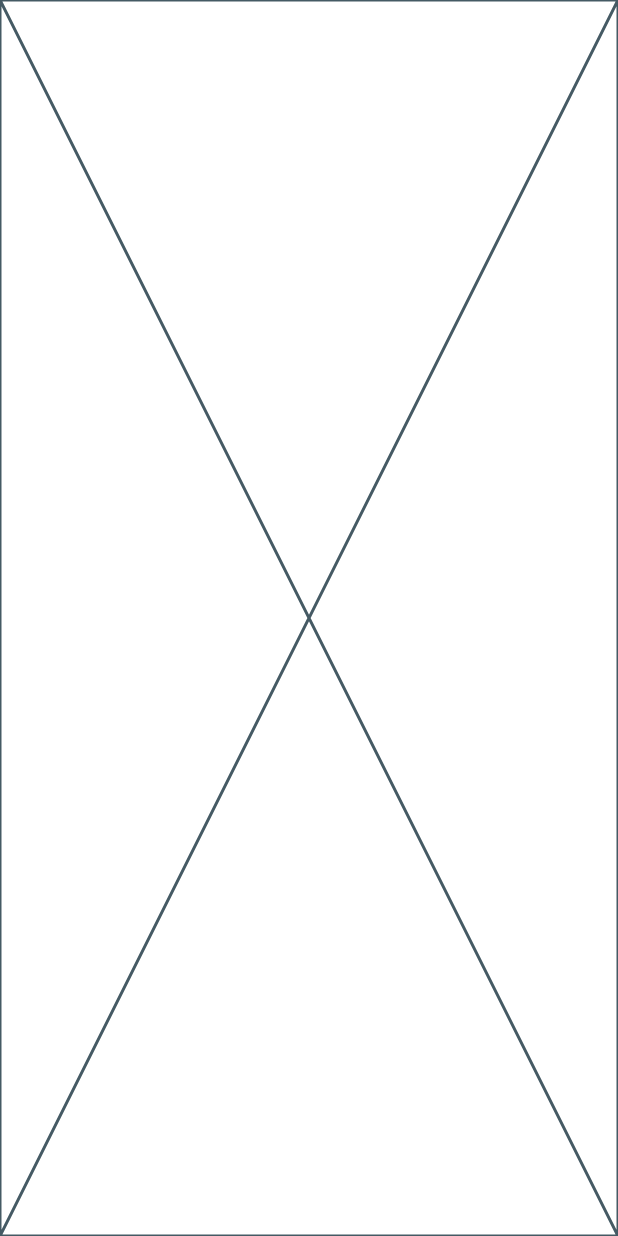
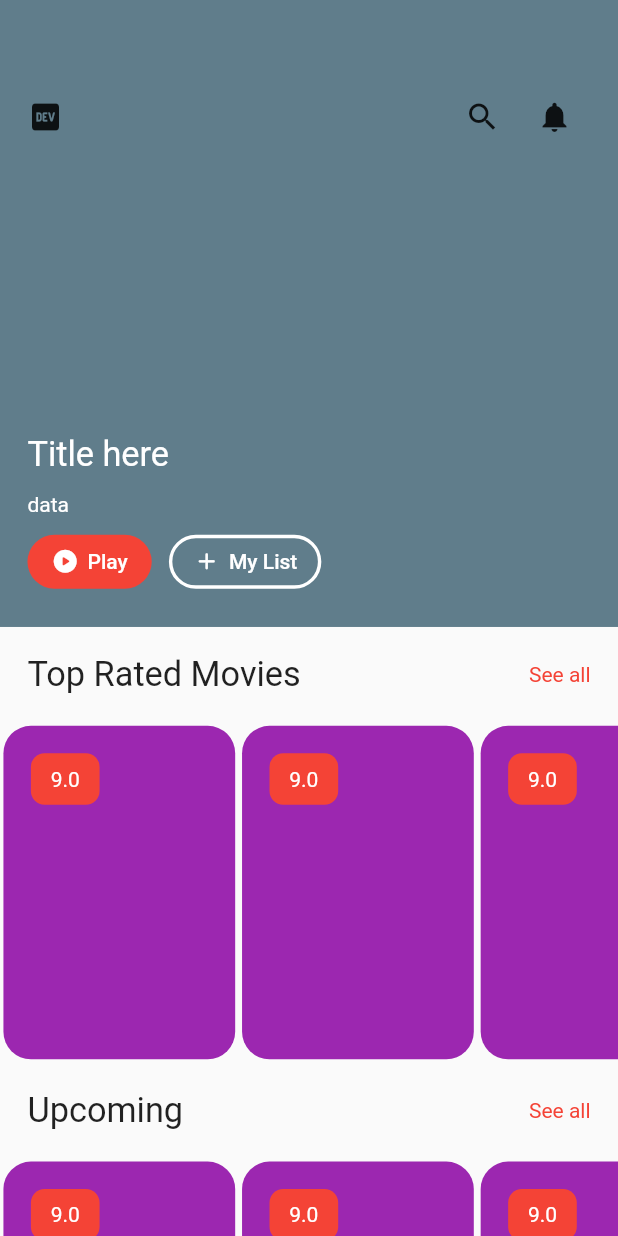
Before and after one commit to moha-b/Mova, a Flutter app: the screen it shows after launch, on a phone screen of 412 x 824 dp. Run offline on Flutter 3.47's test engine with Material 2 defaults, Android fonts, the phone set to English and light mode, and no system bars; our stand-ins replace dartz, dio, equatable, flutter_bloc, flutter_screenutil, get_it.

Commit message:
Main page

```diff
--- a/lib/main.dart
+++ b/lib/main.dart
@@ -1,6 +1,11 @@
 import 'package:flutter/material.dart';
+import 'package:flutter_screenutil/flutter_screenutil.dart';
+import 'package:mova/core/services/service_locator.dart';
+import 'package:mova/presentation/features/Home/main_page.dart';
 
-void main() {
+void main() async {
+  ServicesLocator().init();
+  await ScreenUtil.ensureScreenSize();
   runApp(const Mova());
 }
 
@@ -9,6 +14,16 @@ class Mova extends StatelessWidget {
 
   @override
   Widget build(BuildContext context) {
-    return const Placeholder();
+    return ScreenUtilInit(
+      designSize: const Size(360, 690),
+      minTextAdapt: true,
+      splitScreenMode: false,
+      builder: (context, child) {
+        return const MaterialApp(
+          debugShowCheckedModeBanner: false,
+          home: MainPage(),
+        );
+      },
+    );
   }
 }
--- /dev/null
+++ b/lib/presentation/features/Home/main_page.dart
@@ -0,0 +1,26 @@
+import 'package:flutter/material.dart';
+import 'package:mova/presentation/features/Home/widgets/movies_list.dart';
+import 'package:mova/presentation/features/Home/widgets/now_playing_section.dart';
+import 'package:mova/presentation/features/Home/widgets/title_section.dart';
+
+class MainPage extends StatelessWidget {
+  const MainPage({Key? key}) : super(key: key);
+
+  @override
+  Widget build(BuildContext context) {
+    return Scaffold(
+      body: SingleChildScrollView(
+        physics: const BouncingScrollPhysics(),
+        child: Column(
+          children: const [
+            NowPlayingSection(),
+            TitleSection(title: "Top Rated Movies"),
+            MoviesList(),
+            TitleSection(title: "Upcoming"),
+            MoviesList(),
+          ],
+        ),
+      ),
+    );
+  }
+}
--- /dev/null
+++ b/lib/presentation/features/Home/widgets/movies_list.dart
@@ -0,0 +1,49 @@
+import 'package:flutter/material.dart';
+import 'package:flutter_screenutil/flutter_screenutil.dart';
+
+class MoviesList extends StatelessWidget {
+  const MoviesList({
+    super.key,
+  });
+
+  @override
+  Widget build(BuildContext context) {
+    return SizedBox(
+      height: 190.h,
+      width: double.infinity,
+      child: ListView.builder(
+        scrollDirection: Axis.horizontal,
+        itemCount: 6,
+        physics: const BouncingScrollPhysics(),
+        itemBuilder: (context, index) {
+          return Container(
+            width: 135.w,
+            margin: EdgeInsets.all(2.w),
+            decoration: BoxDecoration(
+              color: Colors.purple,
+              borderRadius: BorderRadius.circular(16.w),
+            ),
+            child: Stack(
+              children: [
+                Container(
+                  width: 40.w,
+                  height: 30.w,
+                  margin: EdgeInsets.all(16.w),
+                  decoration: BoxDecoration(
+                    color: Colors.red,
+                    borderRadius: BorderRadius.circular(8.w),
+                  ),
+                  alignment: Alignment.center,
+                  child: Text(
+                    "9.0",
+                    style: TextStyle(color: Colors.white),
+                  ),
+                )
+              ],
+            ),
+          );
+        },
+      ),
+    );
+  }
+}
--- /dev/null
+++ b/lib/presentation/features/Home/widgets/now_playing_section.dart
@@ -0,0 +1,111 @@
+import 'package:flutter/material.dart';
+import 'package:flutter_screenutil/flutter_screenutil.dart';
+
+class NowPlayingSection extends StatelessWidget {
+  const NowPlayingSection({
+    super.key,
+  });
+
+  @override
+  Widget build(BuildContext context) {
+    return Container(
+      padding: EdgeInsets.all(16.w),
+      color: Colors.blueGrey,
+      width: double.infinity,
+      height: 350.h,
+      child: Stack(
+        children: [
+          customAppBar(),
+          Positioned(
+            bottom: 1.w,
+            child: Column(
+              crossAxisAlignment: CrossAxisAlignment.start,
+              children: [
+                Text(
+                  "Title here",
+                  style: TextStyle(fontSize: 20.sp, color: Colors.white),
+                ),
+                SizedBox(height: 10.h),
+                Text(
+                  "data",
+                  style: TextStyle(color: Colors.white),
+                ),
+                SizedBox(
+                  height: 5.h,
+                ),
+                Row(
+                  children: [
+                    ElevatedButton(
+                        onPressed: () {},
+                        style: ElevatedButton.styleFrom(
+                            shape: RoundedRectangleBorder(
+                              borderRadius: BorderRadius.circular(20),
+                            ),
+                            elevation: 0,
+                            backgroundColor: Colors.red),
+                        child: Row(
+                          mainAxisAlignment: MainAxisAlignment.spaceAround,
+                          children: [
+                            Icon(
+                              Icons.play_circle_rounded,
+                              size: 16.w,
+                            ),
+                            SizedBox(
+                              width: 5.w,
+                            ),
+                            Text("Play"),
+                          ],
+                        )),
+                    SizedBox(
+                      width: 10.w,
+                    ),
+                    ElevatedButton(
+                        onPressed: () {},
+                        style: ElevatedButton.styleFrom(
+                            shape: RoundedRectangleBorder(
+                              borderRadius: BorderRadius.circular(20),
+                              side: BorderSide(color: Colors.white, width: 2.w),
+                            ),
+                            elevation: 0,
+                            backgroundColor: Colors.transparent),
+                        child: Row(
+                          mainAxisAlignment: MainAxisAlignment.spaceAround,
+                          children: [
+                            Icon(
+                              Icons.add_rounded,
+                              size: 16.w,
+                            ),
+                            SizedBox(
+                              width: 5.w,
+                            ),
+                            Text("My List"),
+                          ],
+                        )),
+                  ],
+                ),
+              ],
+            ),
+          )
+        ],
+      ),
+    );
+  }
+
+  Container customAppBar() {
+    return Container(
+      margin: EdgeInsets.only(top: 30.h),
+      child: Row(
+        mainAxisAlignment: MainAxisAlignment.spaceBetween,
+        children: [
+          Icon(Icons.logo_dev),
+          Row(
+            children: [
+              IconButton(onPressed: () {}, icon: Icon(Icons.search)),
+              IconButton(onPressed: () {}, icon: Icon(Icons.notifications)),
+            ],
+          ),
+        ],
+      ),
+    );
+  }
+}
--- /dev/null
+++ b/lib/presentation/features/Home/widgets/title_section.dart
@@ -0,0 +1,29 @@
+import 'package:flutter/material.dart';
+import 'package:flutter_screenutil/flutter_screenutil.dart';
+
+class TitleSection extends StatelessWidget {
+  final String title;
+  const TitleSection({super.key, required this.title});
+
+  @override
+  Widget build(BuildContext context) {
+    return Container(
+      child: Padding(
+        padding: EdgeInsets.all(16.w),
+        child: Row(
+          mainAxisAlignment: MainAxisAlignment.spaceBetween,
+          children: [
+            Text(
+              title,
+              style: TextStyle(fontSize: 20.sp),
+            ),
+            Text(
+              "See all",
+              style: TextStyle(color: Colors.red),
+            ),
+          ],
+        ),
+      ),
+    );
+  }
+}
--- a/pubspec.yaml
+++ b/pubspec.yaml
@@ -35,6 +35,7 @@ dependencies:
   flutter_bloc:
   get_it:
   dio:
+  flutter_screenutil:
 
   # The following adds the Cupertino Icons font to your application.
   # Use with the CupertinoIcons class for iOS style icons.
```
Also changed, not shown: pubspec.lock.
